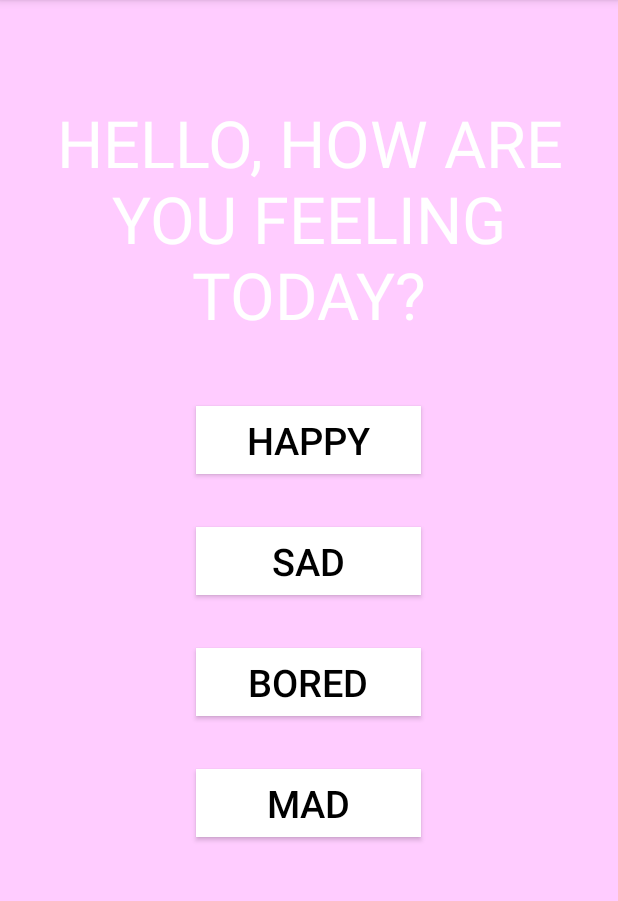
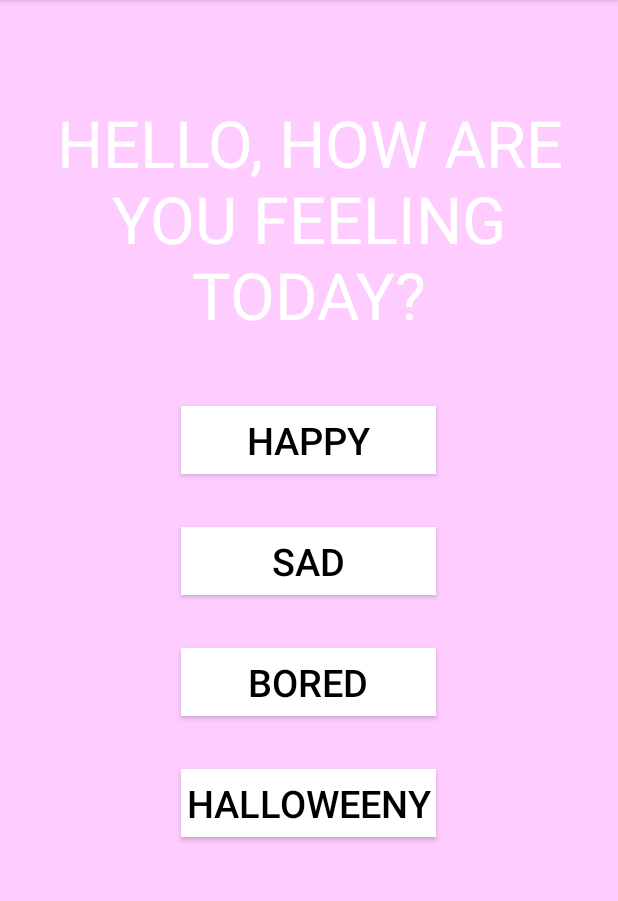
Before and after one commit to Yuliy97/KitCat, an Android app: the screen it shows after launch (MainActivity), on a phone screen of 412 x 824 dp, the part 84-985 px from its top. Run offline under Robolectric (Android 15) with nearby library versions, the phone set to English and light mode, and no system bars.

Commit message:
add button

```diff
--- a/KitCat/app/src/main/AndroidManifest.xml
+++ b/KitCat/app/src/main/AndroidManifest.xml
@@ -15,7 +15,9 @@
                 <category android:name="android.intent.category.LAUNCHER" />
             </intent-filter>
         </activity>
-        <activity android:name=".DisplayMessageActivity"></activity>
+        <activity
+            android:name=".Test"
+            android:label="@string/app_name" />
     </application>
 
 </manifest>
--- a/KitCat/app/src/main/java/com/example/yuli/kitcat/MainActivity.java
+++ b/KitCat/app/src/main/java/com/example/yuli/kitcat/MainActivity.java
@@ -4,36 +4,51 @@ import android.content.Intent;
 import android.support.v7.app.AppCompatActivity;
 import android.os.Bundle;
 import android.view.View;
-import android.view.ViewGroup;
-import android.widget.EditText;
-import android.widget.TextView;
+import android.widget.Button;
 
 import java.util.*;
 
 public class MainActivity extends AppCompatActivity {
-    public final static String EXTRA_MESSAGE="com.example.yuli.MESSAGE";
-
+    Button GoToHappy;
+    Button GoToSad;
+    Button GoToBored;
+    Button GoToHalloweeny;
     @Override
     protected void onCreate(Bundle savedInstanceState) {
         super.onCreate(savedInstanceState);
         setContentView(R.layout.activity_main);
 
-        Intent intent=getIntent();
-        String message=intent.getStringExtra(MainActivity.EXTRA_MESSAGE);
-        TextView textView=new TextView(this);
-        textView.setTextSize(40);
-        textView.setText(message);
-
-        ViewGroup layout=(ViewGroup) findViewById(R.id.activity_display_message);
-        layout.addView(textView);
+        GoToHappy = (Button)findViewById(R.id.buttonHappy);
+        GoToHappy.setOnClickListener(new View.OnClickListener() {
+            @Override
+                public void onClick(View view) {
+                    Intent intent = new Intent(MainActivity.this, Test.class);
+                        startActivity(intent);
+                }
+        } );
+        GoToSad = (Button)findViewById(R.id.buttonSad);
+        GoToSad.setOnClickListener(new View.OnClickListener() {
+            @Override
+            public void onClick(View view) {
+                Intent intent = new Intent(MainActivity.this, Test.class);
+                startActivity(intent);
+            }
+        } );
+        GoToBored = (Button)findViewById(R.id.buttonBored);
+        GoToBored.setOnClickListener(new View.OnClickListener() {
+            @Override
+            public void onClick(View view) {
+                Intent intent = new Intent(MainActivity.this, Test.class);
+                startActivity(intent);
+            }
+        } );
+        GoToHalloweeny = (Button)findViewById(R.id.buttonHalloweeny);
+        GoToHalloweeny.setOnClickListener(new View.OnClickListener() {
+            @Override
+            public void onClick(View view) {
+                Intent intent = new Intent(MainActivity.this, Test.class);
+                startActivity(intent);
+            }
+        } );
     }
-    public void sendMessage(View view) {
-        Intent intent=new Intent(this, DisplayMessageActivity.class);
-        EditText editText = (EditText) findViewById(R.id.edit_message);
-        String message=editText.getText().toString();
-        intent.putExtra(EXTRA_MESSAGE, message);
-        startActivity(intent);
-
-    }
-
 }
--- a/KitCat/app/src/main/res/layout/activity_main.xml
+++ b/KitCat/app/src/main/res/layout/activity_main.xml
@@ -28,9 +28,9 @@
         android:background="@android:color/white"
         android:textColor="@android:color/black"
         android:textSize="25sp"
-        android:layout_width="150sp"
+        android:layout_width="170sp"
         android:layout_height="45sp"
-        android:id="@+id/button"
+        android:id="@+id/buttonHappy"
         android:layout_below="@+id/checkedTextView"
         android:layout_centerHorizontal="true" />
 
@@ -39,38 +39,38 @@
         android:background="@android:color/white"
         android:textColor="@android:color/black"
         android:textSize="25sp"
-        android:layout_width="150sp"
+        android:layout_width="170sp"
         android:layout_height="45sp"
-        android:layout_below="@+id/button"
+        android:layout_below="@+id/buttonHappy"
         android:layout_centerHorizontal="true"
         android:layout_marginTop="35dp"
-        android:id="@+id/button2" />
+        android:id="@+id/buttonSad" />
 
     <Button
         android:text="Bored"
         android:background="@android:color/white"
         android:textColor="@android:color/black"
         android:textSize="25sp"
-        android:layout_width="150sp"
+        android:layout_width="170sp"
         android:layout_height="45sp"
-        android:layout_below="@+id/button2"
+        android:layout_below="@+id/buttonSad"
         android:layout_centerHorizontal="true"
         android:layout_marginTop="35dp"
-        android:id="@+id/button3" />
+        android:id="@+id/buttonBored" />
 
     <Button
-        android:text="MAD"
+        android:text="HALLOWEENY"
         android:background="@android:color/white"
         android:textColor="@android:color/black"
         android:textSize="25sp"
-        android:layout_width="150sp"
+        android:layout_width="170sp"
         android:layout_height="45sp"
-        android:layout_below="@+id/button3"
-        android:layout_alignLeft="@+id/button3"
-        android:layout_alignStart="@+id/button3"
+        android:layout_below="@+id/buttonBored"
+        android:layout_alignLeft="@+id/buttonBored"
+        android:layout_alignStart="@+id/buttonBored"
         android:layout_centerHorizontal="true"
         android:layout_marginTop="35dp"
-        android:id="@+id/button4" />
+        android:id="@+id/buttonHalloweeny" />
 
     <TextView
         android:layout_width="wrap_content"
--- a/KitCat/app/src/main/res/values/strings.xml
+++ b/KitCat/app/src/main/res/values/strings.xml
@@ -1,4 +1,4 @@
 <resources>
     <string name="app_name">KitCat</string>
-
+    <string name="action_settings">KitCat</string>
 </resources>
```
Also changed, not shown: KitCat/app/src/main/java/com/example/yuli/kitcat/DisplayMessageActivity.java (deleted, +0 -13 lines), KitCat/app/src/main/java/com/example/yuli/kitcat/Test.java (added, +25 -0 lines), KitCat/app/src/main/res/layout/activity_test.xml (added, +22 -0 lines), KitCat/app/src/main/res/menu/settings.xml (added, +8 -0 lines), KitCat/app/src/main/res/menu/test.xml (added, +7 -0 lines).
